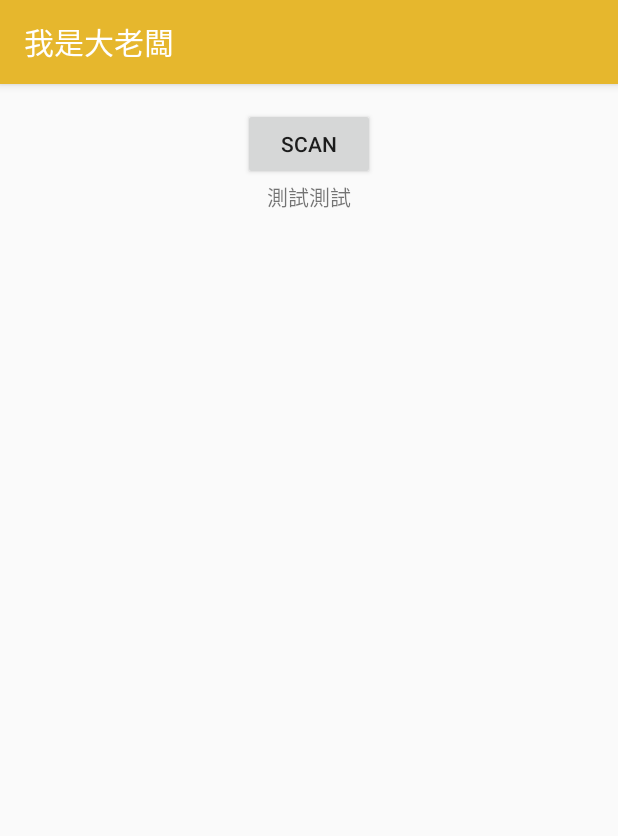
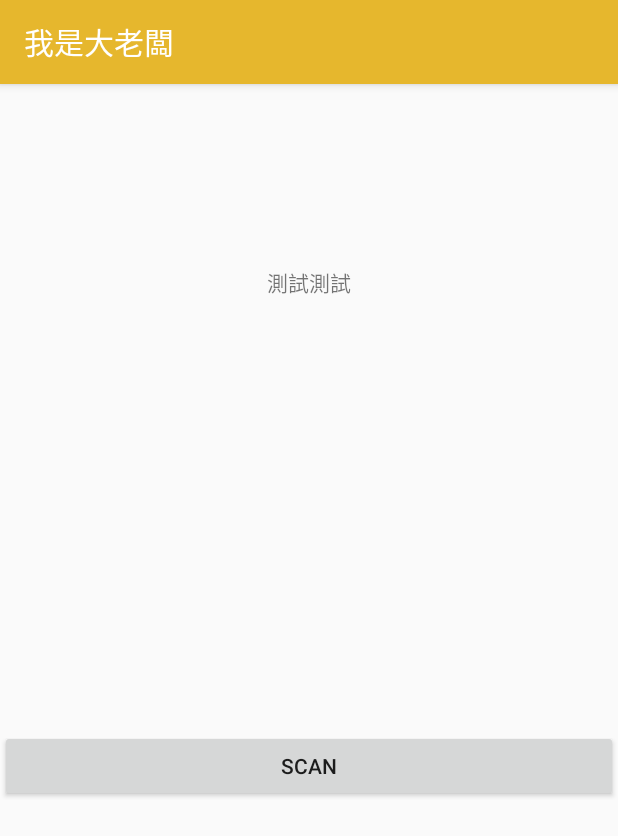
Before and after one commit to vivian-wu/IMTBApp, an Android app: the ScannerActivity screen opened directly, with no data from a screen before it, on a phone screen of 412 x 824 dp. Shown: the top 836 px of the screen. Run offline under Robolectric (Android 15) with nearby library versions, the phone set to English and light mode, and no system bars; libraries missing offline, so code that uses them is left out: com.google.zxing.integration.

Commit message:
Updates ScannerLayout

```diff
--- a/app/src/main/res/layout/activity_scanner.xml
+++ b/app/src/main/res/layout/activity_scanner.xml
@@ -1,27 +1,57 @@
 <?xml version="1.0" encoding="utf-8"?>
-<RelativeLayout xmlns:android="http://schemas.android.com/apk/res/android"
+<android.support.v4.widget.DrawerLayout
+    xmlns:android="http://schemas.android.com/apk/res/android"
+    xmlns:app="http://schemas.android.com/apk/res-auto"
     xmlns:tools="http://schemas.android.com/tools"
+    android:id="@+id/drawer_layout"
     android:layout_width="match_parent"
     android:layout_height="match_parent"
-    android:paddingBottom="@dimen/activity_vertical_margin"
-    android:paddingLeft="@dimen/activity_horizontal_margin"
-    android:paddingRight="@dimen/activity_horizontal_margin"
-    android:paddingTop="@dimen/activity_vertical_margin"
-    tools:context="imtbteam.imtb.MainActivity">
+    android:fitsSystemWindows="true"
+    tools:openDrawer="start">
 
-    <TextView
+    <LinearLayout
+        android:id="@+id/nav_view"
+        android:orientation="horizontal"
+        android:layout_width="250dp"
+        android:layout_height="match_parent"
+        android:layout_gravity="left">
+
+        <include
+            layout="@layout/nav_header_main"
+            android:layout_width="match_parent"
+            android:layout_height="match_parent"
+            android:layout_weight="1" />
+    </LinearLayout>
+
+    <LinearLayout
         android:layout_width="wrap_content"
         android:layout_height="wrap_content"
-        android:text="測試測試"
-        android:id="@+id/txt_url"
-        android:layout_below="@+id/btn_scan"
-        android:layout_centerHorizontal="true" />
+        android:orientation="vertical">
 
-    <Button
-        android:layout_width="wrap_content"
-        android:layout_height="wrap_content"
-        android:text="Scan"
-        android:id="@+id/btn_scan"
-        android:layout_alignParentTop="true"
-        android:layout_centerHorizontal="true" />
-</RelativeLayout>
+        <Space
+            android:layout_width="match_parent"
+            android:layout_height="85dp" />
+
+        <TextView
+            android:id="@+id/txt_url"
+            android:layout_width="match_parent"
+            android:layout_height="94dp"
+            android:layout_below="@+id/btn_scan"
+            android:layout_centerHorizontal="true"
+            android:gravity="center_vertical|center_horizontal"
+            android:text="測試測試" />
+
+        <Space
+            android:layout_width="match_parent"
+            android:layout_height="251dp" />
+
+        <Button
+            android:id="@+id/btn_scan"
+            android:layout_width="match_parent"
+            android:layout_height="wrap_content"
+            android:layout_centerHorizontal="true"
+            android:text="Scan" />
+
+    </LinearLayout>
+
+</android.support.v4.widget.DrawerLayout>
```
